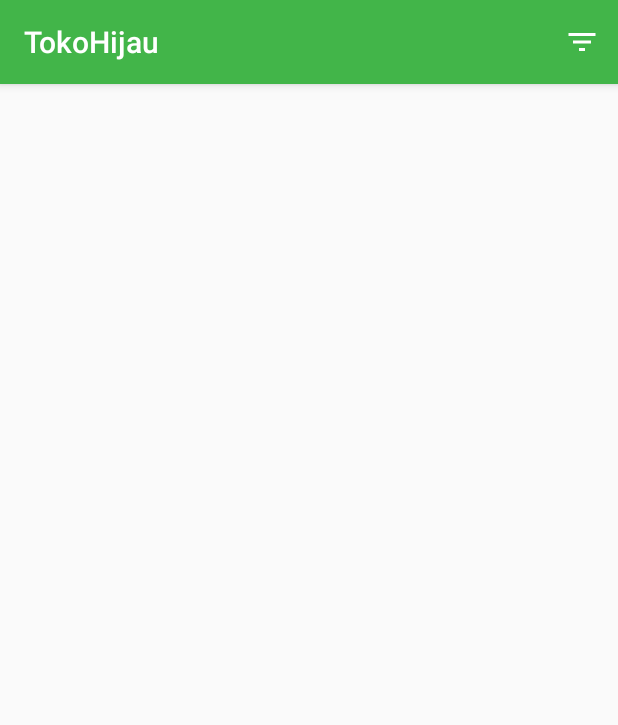
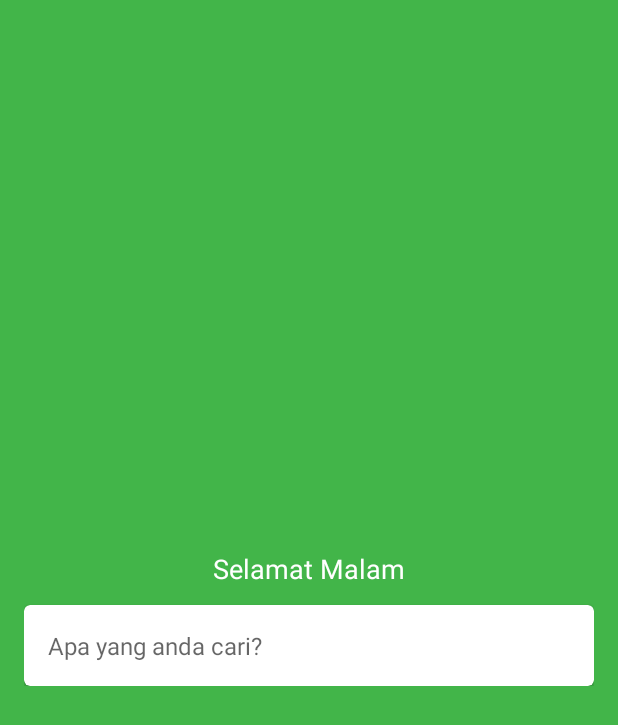
Before and after one commit to MAlvinR/tokohijau, an Android app: the screen it shows after launch (ProductActivity before the commit, HomeActivity after it), on a phone screen of 412 x 824 dp. Shown: the top 725 px of the screen. Run offline under Robolectric (Android 15) with nearby library versions, the phone set to English and light mode, and no system bars; 1 statement that could not run was skipped.

Commit message:
add search product

```diff
--- a/app/build.gradle
+++ b/app/build.gradle
@@ -21,11 +21,15 @@ android {
             proguardFiles getDefaultProguardFile('proguard-android.txt'), 'proguard-rules.pro'
         }
     }
+
+    androidExtensions {
+        experimental = true
+    }
 }
 
 dependencies {
     implementation fileTree(dir: 'libs', include: ['*.jar'])
-    implementation"org.jetbrains.kotlin:kotlin-stdlib-jdk7:$kotlin_version"
+    implementation "org.jetbrains.kotlin:kotlin-stdlib-jdk7:$kotlin_version"
     implementation 'com.android.support:appcompat-v7:28.0.0'
     implementation 'com.android.support:design:28.0.0'
     implementation 'com.android.support.constraint:constraint-layout:1.1.3'
--- /dev/null
+++ b/app/src/main/java/malvinr/me/tokohijau/feature/home/HomeActivity.kt
@@ -0,0 +1,40 @@
+package malvinr.me.tokohijau.feature.home
+
+import android.content.Context
+import android.content.Intent
+import android.support.v7.app.AppCompatActivity
+import android.os.Bundle
+import android.view.inputmethod.EditorInfo
+import android.view.inputmethod.InputMethodManager
+import android.widget.Toast
+import kotlinx.android.synthetic.main.activity_home.*
+import malvinr.me.tokohijau.R
+import malvinr.me.tokohijau.feature.product.ProductActivity
+
+class HomeActivity : AppCompatActivity() {
+
+    override fun onCreate(savedInstanceState: Bundle?) {
+        super.onCreate(savedInstanceState)
+        setContentView(R.layout.activity_home)
+
+        input_product.setOnEditorActionListener { result, actionId, _ ->
+            hideKeyboard()
+            if (actionId == EditorInfo.IME_ACTION_SEARCH) {
+                Intent(this, ProductActivity::class.java)
+                    .apply { putExtra("KEYWORD", result.text.toString()) }
+                    .apply { startActivity(this) }
+                true
+            } else {
+                false
+            }
+        }
+    }
+
+    private fun hideKeyboard() {
+        val view = currentFocus
+        if (view != null) {
+            (getSystemService(Context.INPUT_METHOD_SERVICE) as InputMethodManager)
+                .hideSoftInputFromWindow(view.windowToken, InputMethodManager.HIDE_NOT_ALWAYS)
+        }
+    }
+}
--- /dev/null
+++ b/app/src/main/res/drawable/ic_search.xml
@@ -0,0 +1,5 @@
+<vector android:height="24dp" android:tint="#FFFFFF"
+    android:viewportHeight="24.0" android:viewportWidth="24.0"
+    android:width="24dp" xmlns:android="http://schemas.android.com/apk/res/android">
+    <path android:fillColor="#FF000000" android:pathData="M15.5,14h-0.79l-0.28,-0.27C15.41,12.59 16,11.11 16,9.5 16,5.91 13.09,3 9.5,3S3,5.91 3,9.5 5.91,16 9.5,16c1.61,0 3.09,-0.59 4.23,-1.57l0.27,0.28v0.79l5,4.99L20.49,19l-4.99,-5zM9.5,14C7.01,14 5,11.99 5,9.5S7.01,5 9.5,5 14,7.01 14,9.5 11.99,14 9.5,14z"/>
+</vector>
--- /dev/null
+++ b/app/src/main/res/layout/activity_home.xml
@@ -0,0 +1,52 @@
+<?xml version="1.0" encoding="utf-8"?>
+<android.support.constraint.ConstraintLayout xmlns:android="http://schemas.android.com/apk/res/android"
+    xmlns:app="http://schemas.android.com/apk/res-auto"
+    xmlns:tools="http://schemas.android.com/tools"
+    android:layout_width="match_parent"
+    android:layout_height="match_parent"
+    android:background="@color/colorPrimary"
+    android:padding="16dp"
+    tools:context=".feature.home.HomeActivity">
+
+    <LinearLayout
+        android:layout_width="match_parent"
+        android:layout_height="wrap_content"
+        android:orientation="vertical"
+        app:layout_constraintBottom_toBottomOf="parent"
+        app:layout_constraintLeft_toLeftOf="parent"
+        app:layout_constraintRight_toRightOf="parent"
+        app:layout_constraintTop_toTopOf="parent">
+
+        <TextView
+            android:layout_width="match_parent"
+            android:layout_height="wrap_content"
+            android:text="Selamat Malam"
+            android:textAlignment="center"
+            android:textColor="@color/white"
+            android:textSize="18sp" />
+
+        <android.support.v7.widget.CardView
+            android:layout_width="match_parent"
+            android:layout_height="wrap_content"
+            android:layout_marginTop="12dp"
+            app:cardBackgroundColor="@color/white"
+            app:cardCornerRadius="4dp">
+
+            <EditText
+                android:id="@+id/input_product"
+                android:layout_width="match_parent"
+                android:layout_height="wrap_content"
+                android:background="@null"
+                android:hint="@string/search_product_hint"
+                android:imeOptions="actionSearch"
+                android:inputType="text"
+                android:lines="1"
+                android:padding="16dp"
+                android:textSize="16sp"
+                android:windowSoftInputMode="stateAlwaysHidden" />
+
+        </android.support.v7.widget.CardView>
+
+    </LinearLayout>
+
+</android.support.constraint.ConstraintLayout>
--- a/app/src/main/res/values/strings.xml
+++ b/app/src/main/res/values/strings.xml
@@ -2,4 +2,5 @@
     <string name="app_name">TokoHijau</string>
 
     <string name="filter">Filter</string>
+    <string name="search_product_hint">Apa yang anda cari?</string>
 </resources>
--- a/app/src/main/res/values/styles.xml
+++ b/app/src/main/res/values/styles.xml
@@ -13,7 +13,4 @@
         <item name="windowNoTitle">true</item>
     </style>
 
-    <style name="AppTheme.AppBarOverlay" parent="ThemeOverlay.AppCompat.Dark.ActionBar" />
-    <style name="AppTheme.PopupOverlay" parent="ThemeOverlay.AppCompat.Light" />
-
 </resources>
```
Also changed, not shown: app/src/main/AndroidManifest.xml (+6 -3 lines), app/src/main/java/malvinr/me/tokohijau/feature/product/ProductActivity.kt (+14 -6 lines).
